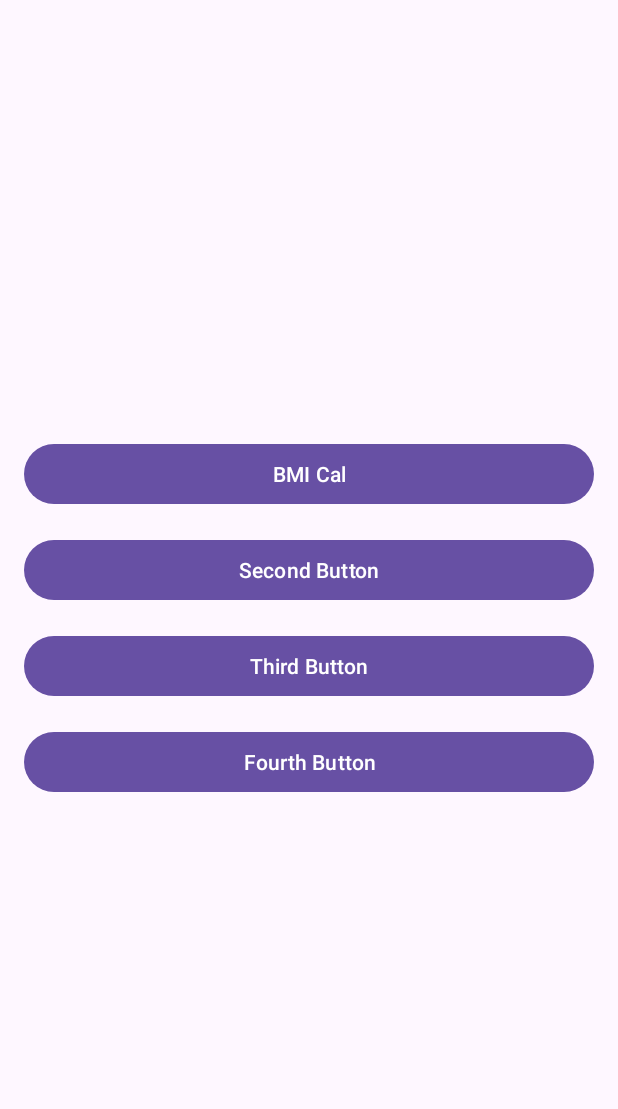
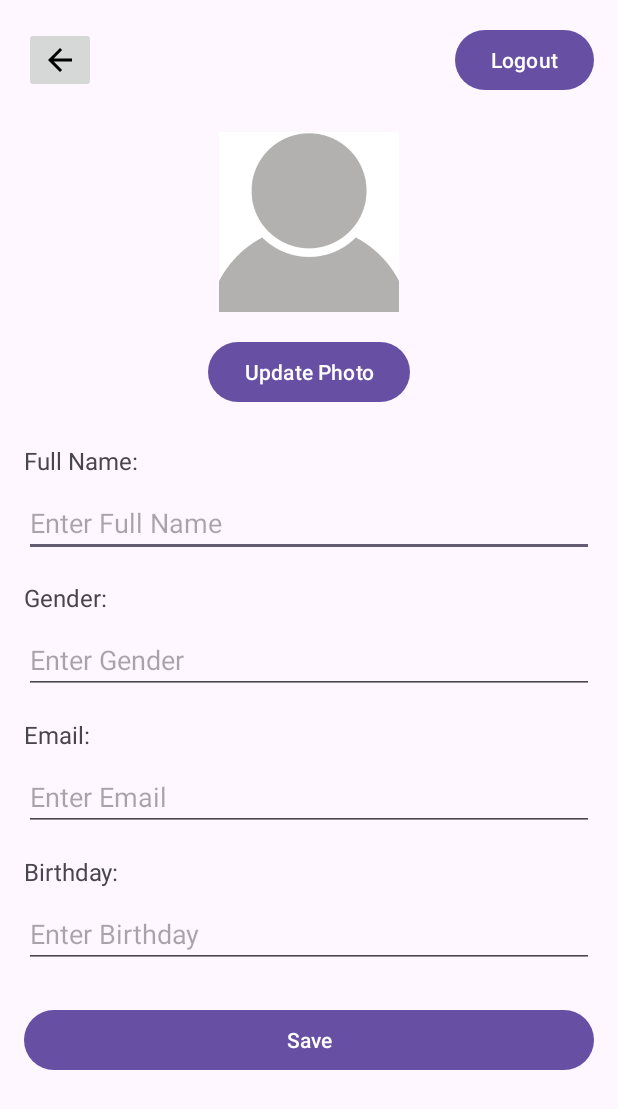
Before and after one commit to SanchalaLiyanage/HorizonTrack-MAD_CW, an Android app: the screen it shows after launch (MainActivity before the commit, Profile1 after it), after a tap on "Second Button", on a phone screen of 412 x 824 dp. Shown: the top 1109 px of the screen. Run offline under Robolectric (Android 15) with nearby library versions, the phone set to English and light mode, and no system bars; our stand-ins replace Firebase (no records; nobody signed in at launch, a user with empty details on screens opened directly).

Commit message:
profile data trnsaction

```diff
--- a/app/build.gradle.kts
+++ b/app/build.gradle.kts
@@ -45,6 +45,7 @@ dependencies {
     implementation(libs.androidx.constraintlayout)
     implementation(libs.firebase.firestore)
     implementation(libs.firebase.auth.ktx)
+    implementation(libs.firebase.database.ktx)
     testImplementation(libs.junit)
     androidTestImplementation(libs.androidx.junit)
     androidTestImplementation(libs.androidx.espresso.core)
--- a/app/src/main/AndroidManifest.xml
+++ b/app/src/main/AndroidManifest.xml
@@ -25,6 +25,8 @@
         <activity android:name=".BMIcalActivity" />
         <!-- Information Activity -->
         <activity android:name=".InfoActivity" />
+        <!-- Profile Activity -->
+        <activity android:name=".Profile1" />
     </application>
 
 </manifest>
--- a/app/src/main/java/com/example/horizontrack_mad_cw/MainActivity.kt
+++ b/app/src/main/java/com/example/horizontrack_mad_cw/MainActivity.kt
@@ -32,6 +32,8 @@ class MainActivity : AppCompatActivity() {
 
         btnSecond.setOnClickListener {
 //            uploadRecommendationsToFirestore()
+            val intent = Intent(this, Profile1::class.java)
+            startActivity(intent)
         }
 
         btnThird.setOnClickListener {
--- a/app/src/main/java/com/example/horizontrack_mad_cw/Profile1.kt
+++ b/app/src/main/java/com/example/horizontrack_mad_cw/Profile1.kt
@@ -1,4 +1,125 @@
 package com.example.horizontrack_mad_cw
 
-class Profile1 {
+import User
+import android.content.Intent
+import android.graphics.Bitmap
+import android.net.Uri
+import android.os.Bundle
+import android.provider.MediaStore
+import android.util.Base64
+import android.widget.*
+import androidx.appcompat.app.AppCompatActivity
+import com.google.firebase.auth.FirebaseAuth
+import com.google.firebase.database.*
+import com.google.firebase.database.DatabaseReference
+import com.google.firebase.firestore.FirebaseFirestore
+import kotlinx.coroutines.*
+import java.io.ByteArrayOutputStream
+import kotlin.coroutines.resume
+import kotlin.coroutines.suspendCoroutine
+class Profile1 : AppCompatActivity() {
+
+    private lateinit var backButton: ImageButton
+    private lateinit var logoutButton: Button
+    private lateinit var profileImage: ImageView
+    private lateinit var fullNameEdit: EditText
+    private lateinit var genderEdit: EditText
+    private lateinit var emailEdit: EditText
+    private lateinit var birthdayEdit: EditText
+    private lateinit var saveButton: Button
+
+    // Firestore instance
+    private val firestore = FirebaseFirestore.getInstance()
+
+    override fun onCreate(savedInstanceState: Bundle?) {
+        super.onCreate(savedInstanceState)
+        setContentView(R.layout.activity_profile)
+
+        // Initialize views
+        backButton = findViewById(R.id.back_button)
+        logoutButton = findViewById(R.id.logout_button)
+        profileImage = findViewById(R.id.profile_image)
+        fullNameEdit = findViewById(R.id.full_name_edit)
+        genderEdit = findViewById(R.id.gender_edit)
+        emailEdit = findViewById(R.id.email_edit)
+        birthdayEdit = findViewById(R.id.birthday_edit)
+        saveButton = findViewById(R.id.save_button)
+        fetchUserData()
+        // Set up Back Button listener
+        backButton.setOnClickListener {
+            onBackPressed() // This will take the user back to the previous screen
+        }
+
+        // Set up Save Button listener
+        saveButton.setOnClickListener {
+            saveProfileData()
+        }
+    }
+
+    private fun saveProfileData() {
+        // Retrieve input values from the EditText fields
+        val name = fullNameEdit.text.toString()
+        val gender = genderEdit.text.toString()
+        val email = emailEdit.text.toString()
+        val birthday = birthdayEdit.text.toString()
+
+        // Create a User object using the data class
+        val user = User(
+            name = name,
+            email = email,
+            gender = gender,
+            birthday = birthday,
+            isProfileComplete = true // You can set this to true if the profile is complete
+        )
+
+        // Store the user data in Firestore
+//        val userId = FirebaseAuth.getInstance().currentUser?.uid // Get user ID from Firebase Auth
+        val userId ="I7vWCHtrwMgHXJO5U5ZIQmSqUnx1"
+        if (userId != null) {
+            firestore.collection("user").document(userId)
+                .set(user)
+                .addOnSuccessListener {
+                    Toast.makeText(this, "Profile updated successfully", Toast.LENGTH_SHORT).show()
+                }
+                .addOnFailureListener { e ->
+                    Toast.makeText(this, "Error: ${e.message}", Toast.LENGTH_SHORT).show()
+                }
+        } else {
+            Toast.makeText(this, "User is not logged in", Toast.LENGTH_SHORT).show()
+        }
+    }
+
+
+    private fun fetchUserData() {
+        // Get the current user ID
+//        val userId = FirebaseAuth.getInstance().currentUser?.uid
+        val userId ="I7vWCHtrwMgHXJO5U5ZIQmSqUnx1"
+
+        if (userId != null) {
+            // Fetch the user document from Firestore
+            firestore.collection("user").document(userId)
+                .get()
+                .addOnSuccessListener { document ->
+                    if (document.exists()) {
+                        // Retrieve data from Firestore and populate the input fields
+                        val user = document.toObject(User::class.java)
+                        if (user != null) {
+                            fullNameEdit.setText(user.name)
+                            genderEdit.setText(user.gender)
+                            emailEdit.setText(user.email)
+                            birthdayEdit.setText(user.birthday)
+                            // You can load the profile image if needed, e.g. from a URL or Firebase Storage
+                            // Glide.with(this).load(user.profileImageUrl).into(profileImage)
+                        }
+                    } else {
+                        Toast.makeText(this, "No profile found", Toast.LENGTH_SHORT).show()
+                    }
+                }
+                .addOnFailureListener { e ->
+                    Toast.makeText(this, "Error: ${e.message}", Toast.LENGTH_SHORT).show()
+                }
+        } else {
+            Toast.makeText(this, "User is not logged in", Toast.LENGTH_SHORT).show()
+        }
+    }
 }
--- /dev/null
+++ b/app/src/main/res/drawable/backbtnn.xml
@@ -0,0 +1,5 @@
+<vector xmlns:android="http://schemas.android.com/apk/res/android" android:autoMirrored="true" android:height="24dp" android:tint="#000000" android:viewportHeight="24" android:viewportWidth="24" android:width="24dp">
+
+    <path android:fillColor="@android:color/white" android:pathData="M20,11H7.83l5.59,-5.59L12,4l-8,8 8,8 1.41,-1.41L7.83,13H20v-2z"/>
+
+</vector>
--- a/app/src/main/res/layout/activity_profile.xml
+++ b/app/src/main/res/layout/activity_profile.xml
@@ -1,101 +1,155 @@
 <?xml version="1.0" encoding="utf-8"?>
-
-<ScrollView xmlns:android="http://schemas.android.com/apk/res/android"
+<androidx.constraintlayout.widget.ConstraintLayout
+    xmlns:android="http://schemas.android.com/apk/res/android"
+    xmlns:app="http://schemas.android.com/apk/res-auto"
+    xmlns:tools="http://schemas.android.com/tools"
     android:layout_width="match_parent"
     android:layout_height="match_parent"
-    android:padding="16dp">
+    tools:context=".HorizonTrack-MAD_CW">
 
-    <LinearLayout
+    <!-- Scrollable Content -->
+    <ScrollView
         android:layout_width="match_parent"
-        android:layout_height="wrap_content"
-        android:orientation="vertical"
-        android:gravity="center"
-        android:id="@+id/profile">
+        android:layout_height="match_parent"
+        app:layout_constraintTop_toTopOf="parent"
+        app:layout_constraintBottom_toBottomOf="parent"
+        app:layout_constraintStart_toStartOf="parent"
+        app:layout_constraintEnd_toEndOf="parent">
 
-        <!-- Profile Image -->
-        <ImageView
-            android:id="@+id/profile_image"
-            android:layout_width="120dp"
-            android:layout_height="120dp"
-            android:layout_gravity="center"
-
-            android:scaleType="centerCrop"
-
-            android:padding="8dp"
-            android:contentDescription="Profile Picture" />
-
-        <!-- Editable Details -->
-        <EditText
-            android:id="@+id/edit_text_name"
+        <LinearLayout
             android:layout_width="match_parent"
             android:layout_height="wrap_content"
-            android:hint="Name"
-            android:enabled="false"
-            android:layout_marginTop="16dp" />
+            android:orientation="vertical"
+            android:padding="16dp">
 
-        <EditText
-            android:id="@+id/edit_text_email"
-            android:layout_width="match_parent"
-            android:layout_height="wrap_content"
-            android:hint="Email"
-            android:inputType="textEmailAddress"
-            android:enabled="false"
-            android:layout_marginTop="8dp" />
+            <!-- Top Section: Back and Logout Buttons -->
+            <androidx.constraintlayout.widget.ConstraintLayout
+                android:layout_width="match_parent"
+                android:layout_height="wrap_content">
 
-        <EditText
-            android:id="@+id/edit_text_phone"
-            android:layout_width="match_parent"
-            android:layout_height="wrap_content"
-            android:hint="Phone"
-            android:inputType="phone"
-            android:enabled="false"
-            android:layout_marginTop="8dp" />
+                <ImageButton
+                    android:id="@+id/back_button"
+                    android:layout_width="wrap_content"
+                    android:layout_height="wrap_content"
+                    android:text="Back"
+                    android:src="@drawable/backbtnn"
+                    app:layout_constraintStart_toStartOf="parent"
+                    app:layout_constraintTop_toTopOf="parent"
+                    app:layout_constraintBottom_toBottomOf="parent" />
 
-        <EditText
-            android:id="@+id/edit_text_address"
-            android:layout_width="match_parent"
-            android:layout_height="wrap_content"
-            android:hint="Address"
-            android:inputType="textPostalAddress"
-            android:enabled="false"
-            android:layout_marginTop="8dp" />
+                <Button
+                    android:id="@+id/logout_button"
+                    android:layout_width="wrap_content"
+                    android:layout_height="wrap_content"
+                    android:text="Logout"
+                    app:layout_constraintEnd_toEndOf="parent"
+                    app:layout_constraintTop_toTopOf="parent"
+                    app:layout_constraintBottom_toBottomOf="parent" />
+            </androidx.constraintlayout.widget.ConstraintLayout>
 
-        <EditText
-            android:id="@+id/edit_text_dob"
-            android:layout_width="match_parent"
-            android:layout_height="wrap_content"
-            android:hint="Date of Birth"
-            android:inputType="date"
-            android:enabled="false"
-            android:layout_marginTop="8dp" />
+            <!-- Profile Picture Section -->
+            <ImageView
+                android:id="@+id/profile_image"
+                android:layout_width="120dp"
+                android:layout_height="120dp"
+                android:layout_marginTop="24dp"
+                android:src="@drawable/ic_profile_placeholder"
+                android:contentDescription="Profile Picture"
+                android:scaleType="centerCrop"
+                android:layout_gravity="center_horizontal" />
 
-        <EditText
-            android:id="@+id/edit_text_occupation"
-            android:layout_width="match_parent"
-            android:layout_height="wrap_content"
-            android:hint="Occupation"
-            android:inputType="text"
-            android:enabled="false"
-            android:layout_marginTop="8dp" />
+            <Button
+                android:id="@+id/update_picture_button"
+                android:layout_width="wrap_content"
+                android:layout_height="wrap_content"
+                android:layout_marginTop="16dp"
+                android:text="Update Photo"
+                android:layout_gravity="center_horizontal" />
 
-        <EditText
-            android:id="@+id/edit_text_bio"
-            android:layout_width="match_parent"
-            android:layout_height="wrap_content"
-            android:hint="Bio"
-            android:inputType="textMultiLine"
-            android:enabled="false"
-            android:layout_marginTop="8dp"
-            android:lines="3" />
+            <!-- Profile Details Section -->
+            <LinearLayout
+                android:layout_width="match_parent"
+                android:layout_height="wrap_content"
+                android:orientation="vertical"
+                android:layout_marginTop="24dp">
 
-        <!-- Edit Button -->
-        <Button
-            android:id="@+id/button_edit"
-            android:layout_width="wrap_content"
-            android:layout_height="wrap_content"
-            android:layout_marginTop="16dp"
-            android:text="Edit"
-            android:layout_gravity="center" />
+                <!-- Full Name -->
+                <TextView
+                    android:id="@+id/full_name_label"
+                    android:layout_width="wrap_content"
+                    android:layout_height="wrap_content"
+                    android:text="Full Name:"
+                    android:textSize="16sp"
+                    android:layout_marginBottom="8dp" />
 
-    </LinearLayout>
-</ScrollView>
+                <EditText
+                    android:id="@+id/full_name_edit"
+                    android:layout_width="match_parent"
+                    android:layout_height="wrap_content"
+                    android:hint="Enter Full Name"
+                    android:inputType="textPersonName" />
+
+                <!-- Gender -->
+                <TextView
+                    android:id="@+id/gender_label"
+                    android:layout_width="wrap_content"
+                    android:layout_height="wrap_content"
+                    android:text="Gender:"
+                    android:textSize="16sp"
+                    android:layout_marginTop="16dp"
+                    android:layout_marginBottom="8dp" />
+
+                <EditText
+                    android:id="@+id/gender_edit"
+                    android:layout_width="match_parent"
+                    android:layout_height="wrap_content"
+                    android:hint="Enter Gender"
+                    android:inputType="text" />
+
+                <!-- Email -->
+                <TextView
+                    android:id="@+id/email_label"
+                    android:layout_width="wrap_content"
+                    android:layout_height="wrap_content"
+                    android:text="Email:"
+                    android:textSize="16sp"
+                    android:layout_marginTop="16dp"
+                    android:layout_marginBottom="8dp" />
+
+                <EditText
+                    android:id="@+id/email_edit"
+                    android:layout_width="match_parent"
+                    android:layout_height="wrap_content"
+                    android:hint="Enter Email"
+                    android:inputType="textEmailAddress" />
+
+                <!-- Birthday -->
+                <TextView
+                    android:id="@+id/birthday_label"
+                    android:layout_width="wrap_content"
+                    android:layout_height="wrap_content"
+                    android:text="Birthday:"
+                    android:textSize="16sp"
+                    android:layout_marginTop="16dp"
+                    android:layout_marginBottom="8dp" />
+
+                <EditText
+                    android:id="@+id/birthday_edit"
+                    android:layout_width="match_parent"
+                    android:layout_height="wrap_content"
+                    android:hint="Enter Birthday"
+                    android:inputType="date" />
+
+
+            </LinearLayout>
+
+            <!-- Save Button -->
+            <Button
+                android:id="@+id/save_button"
+                android:layout_width="match_parent"
+                android:layout_height="wrap_content"
+                android:layout_marginTop="24dp"
+                android:text="Save" />
+        </LinearLayout>
+    </ScrollView>
+</androidx.constraintlayout.widget.ConstraintLayout>
--- a/gradle/libs.versions.toml
+++ b/gradle/libs.versions.toml
@@ -12,6 +12,7 @@ constraintlayout = "2.2.0"
 googleGmsGoogleServices = "4.4.2"
 firebaseFirestore = "25.1.1"
 firebaseAuthKtx = "23.1.0"
+firebaseDatabaseKtx = "21.0.0"
 
 [libraries]
 androidx-core-ktx = { group = "androidx.core", name = "core-ktx", version.ref = "coreKtx" }
@@ -24,6 +25,7 @@ androidx-activity = { group = "androidx.activity", name = "activity", version.re
 androidx-constraintlayout = { group = "androidx.constraintlayout", name = "constraintlayout", version.ref = "constraintlayout" }
 firebase-firestore = { group = "com.google.firebase", name = "firebase-firestore", version.ref = "firebaseFirestore" }
 firebase-auth-ktx = { group = "com.google.firebase", name = "firebase-auth-ktx", version.ref = "firebaseAuthKtx" }
+firebase-database-ktx = { group = "com.google.firebase", name = "firebase-database-ktx", version.ref = "firebaseDatabaseKtx" }
 
 [plugins]
 android-application = { id = "com.android.application", version.ref = "agp" }
```
Also changed, not shown: app/src/main/java/com/example/horizontrack_mad_cw/models/User.kt (+8 -3 lines), app/src/main/res/drawable/ic_profile_placeholder.jpg (added).
